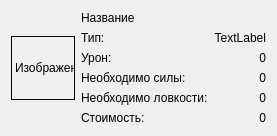
This is gui/weapon_widget.ui in Miklene/Arena as Qt 5 draws it before an edit. The edited form follows.
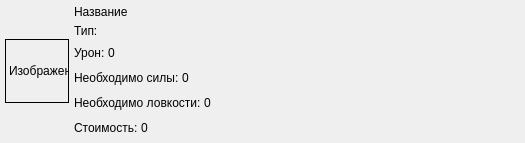
This is the edited form.

Diff of the .ui file:
```diff
--- a/gui/weapon_widget.ui
+++ b/gui/weapon_widget.ui
@@ -6,8 +6,8 @@
    <rect>
     <x>0</x>
     <y>0</y>
-    <width>259</width>
-    <height>128</height>
+    <width>525</width>
+    <height>126</height>
    </rect>
   </property>
   <property name="minimumSize">
@@ -20,6 +20,21 @@
    <string>Оружие</string>
   </property>
   <layout class="QHBoxLayout" name="horizontalLayout">
+   <property name="spacing">
+    <number>5</number>
+   </property>
+   <property name="leftMargin">
+    <number>5</number>
+   </property>
+   <property name="topMargin">
+    <number>5</number>
+   </property>
+   <property name="rightMargin">
+    <number>5</number>
+   </property>
+   <property name="bottomMargin">
+    <number>5</number>
+   </property>
    <item>
     <widget class="QLabel" name="image_label">
      <property name="sizePolicy">
@@ -49,38 +64,77 @@
     </widget>
    </item>
    <item>
-    <layout class="QGridLayout" name="gridLayout">
-     <item row="4" column="1">
-      <widget class="QLabel" name="label_agility_value">
+    <layout class="QVBoxLayout" name="verticalLayout">
+     <item>
+      <widget class="QLabel" name="label_weapon_name">
+       <property name="frameShape">
+        <enum>QFrame::NoFrame</enum>
+       </property>
        <property name="text">
-        <string>0</string>
+        <string>Название</string>
        </property>
-       <property name="alignment">
-        <set>Qt::AlignRight|Qt::AlignTrailing|Qt::AlignVCenter</set>
+      </widget>
+     </item>
+     <item>
+      <widget class="QLabel" name="label_type">
+       <property name="text">
+        <string>Тип:</string>
        </property>
       </widget>
      </item>
-     <item row="2" column="0">
+     <item>
+      <layout class="QHBoxLayout" name="horizontalLayout_3">
+       <property name="spacing">
+        <number>0</number>
+       </property>
+       <item>
       <widget class="QLabel" name="label_damage">
        <property name="frameShape">
         <enum>QFrame::NoFrame</enum>
        </property>
        <property name="text">
-        <string>Урон:</string>
+          <string>Урон: </string>
        </property>
       </widget>
      </item>
-     <item row="2" column="1">
+       <item>
       <widget class="QLabel" name="label_damage_value">
        <property name="text">
         <string>0</string>
        </property>
        <property name="alignment">
-        <set>Qt::AlignRight|Qt::AlignTrailing|Qt::AlignVCenter</set>
+          <set>Qt::AlignLeading|Qt::AlignLeft|Qt::AlignVCenter</set>
        </property>
       </widget>
      </item>
-     <item row="3" column="1">
+       <item>
+        <spacer name="horizontalSpacer">
+         <property name="orientation">
+          <enum>Qt::Horizontal</enum>
+         </property>
+         <property name="sizeHint" stdset="0">
+          <size>
+           <width>40</width>
+           <height>20</height>
+          </size>
+         </property>
+        </spacer>
+       </item>
+      </layout>
+     </item>
+     <item>
+      <layout class="QHBoxLayout" name="horizontalLayout_4">
+       <property name="spacing">
+        <number>0</number>
+       </property>
+       <item>
+        <widget class="QLabel" name="label_strength">
+         <property name="text">
+          <string>Необходимо силы: </string>
+         </property>
+        </widget>
+       </item>
+       <item>
       <widget class="QLabel" name="label_strength_value">
        <property name="frameShadow">
         <enum>QFrame::Plain</enum>
@@ -92,67 +146,111 @@
         <string>0</string>
        </property>
        <property name="alignment">
-        <set>Qt::AlignRight|Qt::AlignTrailing|Qt::AlignVCenter</set>
+          <set>Qt::AlignLeading|Qt::AlignLeft|Qt::AlignVCenter</set>
        </property>
       </widget>
      </item>
-     <item row="4" column="0">
+       <item>
+        <spacer name="horizontalSpacer_2">
+         <property name="orientation">
+          <enum>Qt::Horizontal</enum>
+         </property>
+         <property name="sizeHint" stdset="0">
+          <size>
+           <width>40</width>
+           <height>20</height>
+          </size>
+         </property>
+        </spacer>
+       </item>
+      </layout>
+     </item>
+     <item>
+      <layout class="QHBoxLayout" name="horizontalLayout_5">
+       <property name="spacing">
+        <number>0</number>
+       </property>
+       <item>
       <widget class="QLabel" name="label_agility">
        <property name="text">
-        <string>Необходимо ловкости:</string>
+          <string>Необходимо ловкости: </string>
        </property>
       </widget>
      </item>
-     <item row="1" column="0">
-      <widget class="QLabel" name="label_type">
+       <item>
+        <widget class="QLabel" name="label_agility_value">
        <property name="text">
-        <string>Тип:</string>
-       </property>
-      </widget>
-     </item>
-     <item row="3" column="0">
-      <widget class="QLabel" name="label_strength">
-       <property name="text">
-        <string>Необходимо силы:</string>
+          <string>0</string>
+         </property>
+         <property name="alignment">
+          <set>Qt::AlignLeading|Qt::AlignLeft|Qt::AlignVCenter</set>
        </property>
       </widget>
      </item>
-     <item row="0" column="0">
-      <widget class="QLabel" name="label_weapon_name">
-       <property name="frameShape">
-        <enum>QFrame::NoFrame</enum>
-       </property>
-       <property name="text">
-        <string>Название</string>
-       </property>
-      </widget>
-     </item>
-     <item row="5" column="0">
+       <item>
+        <spacer name="horizontalSpacer_4">
+         <property name="orientation">
+          <enum>Qt::Horizontal</enum>
+         </property>
+         <property name="sizeHint" stdset="0">
+          <size>
+           <width>40</width>
+           <height>20</height>
+          </size>
+         </property>
+        </spacer>
+       </item>
+      </layout>
+     </item>
+     <item>
+      <layout class="QHBoxLayout" name="horizontalLayout_6">
+       <property name="spacing">
+        <number>0</number>
+       </property>
+       <item>
       <widget class="QLabel" name="label_price">
        <property name="text">
-        <string>Стоимость:</string>
+          <string>Стоимость: </string>
        </property>
       </widget>
      </item>
-     <item row="5" column="1">
+       <item>
       <widget class="QLabel" name="label_price_value">
        <property name="text">
         <string>0</string>
        </property>
        <property name="alignment">
-        <set>Qt::AlignRight|Qt::AlignTrailing|Qt::AlignVCenter</set>
+          <set>Qt::AlignLeading|Qt::AlignLeft|Qt::AlignVCenter</set>
        </property>
       </widget>
      </item>
-     <item row="1" column="1">
-      <widget class="QLabel" name="label_type_value">
-       <property name="text">
-        <string>TextLabel</string>
-       </property>
-       <property name="alignment">
-        <set>Qt::AlignRight|Qt::AlignTrailing|Qt::AlignVCenter</set>
-       </property>
-      </widget>
+       <item>
+        <spacer name="horizontalSpacer_3">
+         <property name="orientation">
+          <enum>Qt::Horizontal</enum>
+         </property>
+         <property name="sizeHint" stdset="0">
+          <size>
+           <width>40</width>
+           <height>20</height>
+          </size>
+         </property>
+        </spacer>
+       </item>
+      </layout>
+     </item>
+     <item>
+      <spacer name="verticalSpacer">
+       <property name="orientation">
+        <enum>Qt::Vertical</enum>
+       </property>
+       <property name="sizeHint" stdset="0">
+        <size>
+         <width>0</width>
+         <height>0</height>
+        </size>
+       </property>
+      </spacer>
      </item>
     </layout>
    </item>
```
Lines whose indentation alone changed are shown as unchanged.
